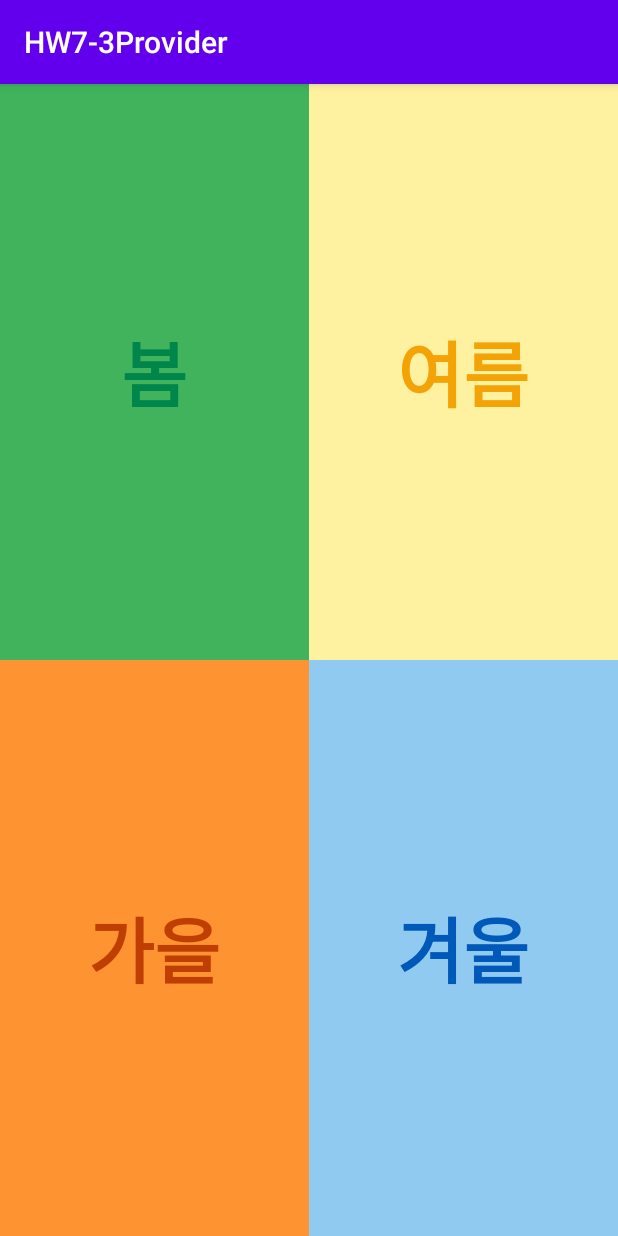
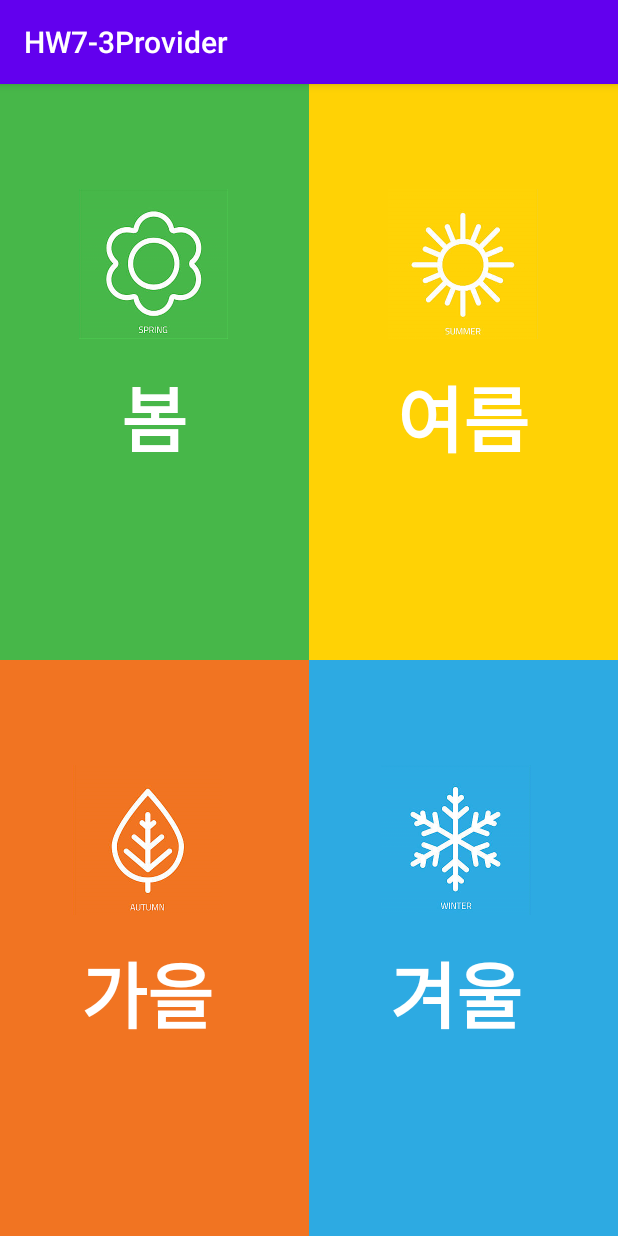
Before and after one commit to Park-kxng/Android_provider, an Android app: the SelectSeason screen opened directly, with no data from a screen before it, on a phone screen of 412 x 824 dp. Run offline under Robolectric (Android 15) with nearby library versions, the light colour scheme and no system bars.

Commit message:
디자인 추가 계절 선택 시 디자인 변경 요소 추가

```diff
--- /dev/null
+++ b/app/src/main/res/drawable-v24/resize_fall.xml
@@ -0,0 +1,7 @@
+<?xml version="1.0" encoding="utf-8"?>
+<layer-list xmlns:android="http://schemas.android.com/apk/res/android">
+    <item
+        android:width="100dp"
+        android:height="100dp"
+        android:drawable="@drawable/fall2" />
+</layer-list>
--- /dev/null
+++ b/app/src/main/res/drawable-v24/resize_spring.xml
@@ -0,0 +1,7 @@
+<?xml version="1.0" encoding="utf-8"?>
+<layer-list xmlns:android="http://schemas.android.com/apk/res/android">
+    <item
+        android:width="100dp"
+        android:height="100dp"
+        android:drawable="@drawable/spring2" />
+</layer-list>
--- /dev/null
+++ b/app/src/main/res/drawable-v24/resize_summer.xml
@@ -0,0 +1,7 @@
+<?xml version="1.0" encoding="utf-8"?>
+<layer-list xmlns:android="http://schemas.android.com/apk/res/android">
+    <item
+        android:width="100dp"
+        android:height="100dp"
+        android:drawable="@drawable/summer2" />
+</layer-list>
--- /dev/null
+++ b/app/src/main/res/drawable-v24/resize_winter.xml
@@ -0,0 +1,7 @@
+<?xml version="1.0" encoding="utf-8"?>
+<layer-list xmlns:android="http://schemas.android.com/apk/res/android">
+    <item
+        android:width="100dp"
+        android:height="100dp"
+        android:drawable="@drawable/winter2" />
+</layer-list>
--- a/app/src/main/res/layout/activity_main.xml
+++ b/app/src/main/res/layout/activity_main.xml
@@ -12,7 +12,7 @@
     <LinearLayout
         android:layout_width="match_parent"
         android:layout_height="550dp"
-        android:background="@drawable/img"
+        android:background="@drawable/summer2"
         android:gravity="center"
         android:orientation="vertical">
 
--- a/app/src/main/res/layout/activity_moments_of_the_season.xml
+++ b/app/src/main/res/layout/activity_moments_of_the_season.xml
@@ -9,6 +9,7 @@
     tools:context=".MomentsOfTheSeason">
 
     <LinearLayout
+        android:id="@+id/layout"
         android:layout_width="match_parent"
         android:layout_height="wrap_content"
         android:background="#41B35C"
@@ -16,13 +17,13 @@
         android:orientation="horizontal">
 
         <ImageView
-            android:id="@+id/imageView"
+            android:id="@+id/seasonIcon"
             android:layout_width="78dp"
             android:layout_height="100dp"
             app:srcCompat="@drawable/spring" />
 
         <TextView
-            android:id="@+id/textView"
+            android:id="@+id/momentsTitle"
             android:layout_width="wrap_content"
             android:layout_height="wrap_content"
             android:layout_marginRight="30dp"
--- a/app/src/main/res/layout/activity_select_season.xml
+++ b/app/src/main/res/layout/activity_select_season.xml
@@ -15,15 +15,17 @@
         android:orientation="horizontal">
 
         <Button
-            android:id="@+id/buttonSpring"
             android:layout_width="match_parent"
             android:layout_height="match_parent"
-
+            android:id="@+id/buttonSpring"
             android:layout_weight="1"
-            android:background="#41B35C"
+            android:background="#47B749"
+            android:drawableTop="@drawable/resize_spring"
             android:fontFamily="@font/cafe24bold"
+            android:paddingTop="70dp"
+            android:paddingBottom="110dp"
             android:text="봄"
-            android:textColor="#00854B"
+            android:textColor="@color/white"
             android:textSize="48sp"
             android:textStyle="bold" />
 
@@ -32,10 +34,14 @@
             android:layout_width="match_parent"
             android:layout_height="match_parent"
             android:layout_weight="1"
-            android:background="#FEF2A0"
+            android:background="#FFD205"
+            android:drawableTop="@drawable/resize_summer"
             android:fontFamily="@font/cafe24bold"
+            android:paddingTop="70dp"
+            android:paddingBottom="110dp"
             android:text="여름"
-            android:textColor="#F3A305"
+            android:textColor="@color/white"
+
             android:textSize="48sp"
             android:textStyle="bold" />
     </LinearLayout>
@@ -51,10 +57,15 @@
             android:layout_width="match_parent"
             android:layout_height="match_parent"
             android:layout_weight="1"
-            android:background="#FE9331"
+            android:background="#F17422"
+            android:drawableTop="@drawable/resize_fall"
             android:fontFamily="@font/cafe24bold"
+            android:paddingLeft="20dp"
+            android:paddingTop="70dp"
+            android:paddingRight="30dp"
+            android:paddingBottom="110dp"
             android:text="가을"
-            android:textColor="#BF3F03"
+            android:textColor="@color/white"
             android:textSize="48sp"
             android:textStyle="bold" />
 
@@ -63,10 +74,15 @@
             android:layout_width="match_parent"
             android:layout_height="match_parent"
             android:layout_weight="1"
-            android:background="#90CAF0"
+            android:background="#2DAAE2"
+            android:drawableTop="@drawable/resize_winter"
             android:fontFamily="@font/cafe24bold"
+            android:paddingLeft="20dp"
+            android:paddingTop="70dp"
+            android:paddingRight="30dp"
+            android:paddingBottom="110dp"
             android:text="겨울"
-            android:textColor="#0059B8"
+            android:textColor="@color/white"
             android:textSize="48sp"
             android:textStyle="bold" />
     </LinearLayout>
--- a/app/src/main/res/values/colors.xml
+++ b/app/src/main/res/values/colors.xml
@@ -7,4 +7,9 @@
     <color name="teal_700">#FF018786</color>
     <color name="black">#FF000000</color>
     <color name="white">#FFFFFFFF</color>
+    <color name="spring">#47B749</color>
+    <color name="summer">#FFD205</color>
+    <color name="fall">#F17422</color>
+    <color name="winter">#2DAAE2</color>
+
 </resources>
```
Also changed, not shown: app/src/main/java/smu/hw7_3provider/MomentsOfTheSeason.java (+27 -9 lines), app/src/main/java/smu/hw7_3provider/SelectSeason.java (+27 -0 lines), app/src/main/res/layout/activity_beautiful_moment.xml (+3 -5 lines), app/src/main/res/drawable-v24/fall2.png (added), app/src/main/res/drawable-v24/spring2.png (added), app/src/main/res/drawable-v24/summer2.png (added), app/src/main/res/drawable-v24/winter2.png (added), 2 other files.
